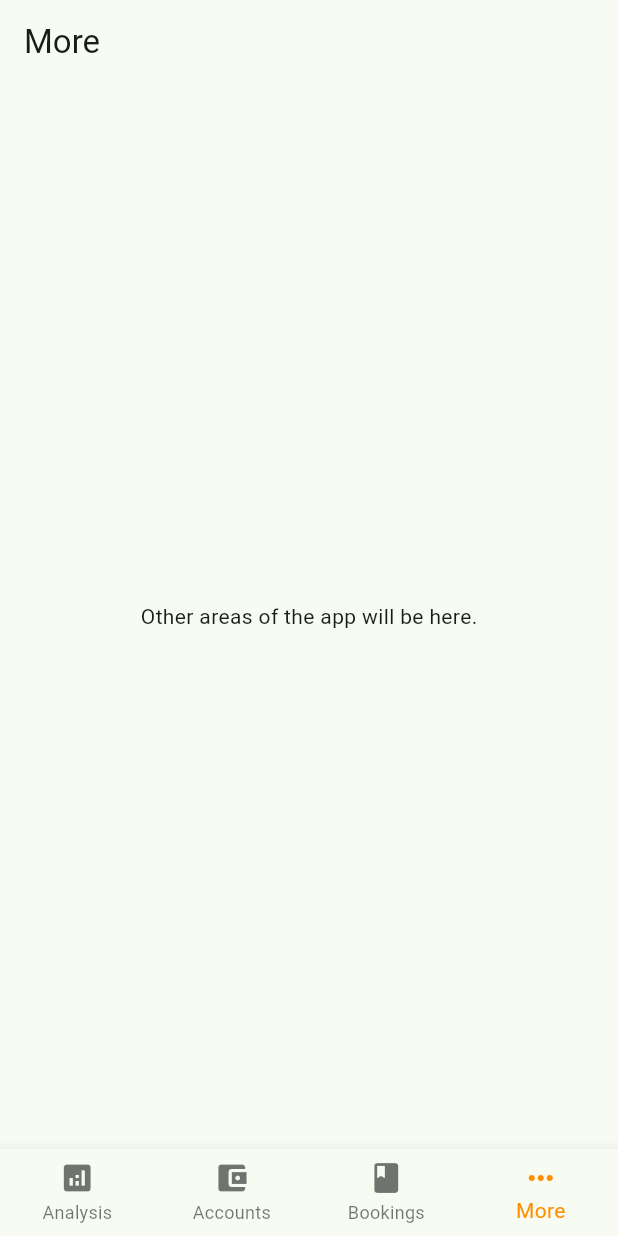
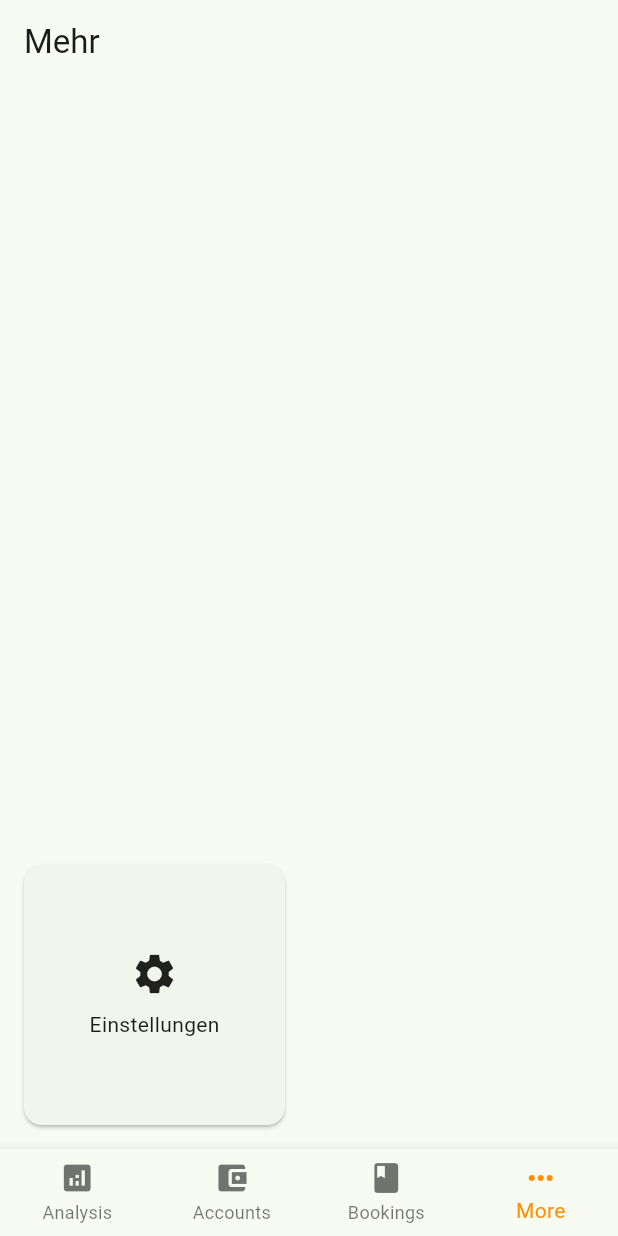
Before and after one commit to robin13901/XFin, a Flutter app: the screen it shows after launch, item 4 of the bottom bar chosen, on a phone screen of 412 x 824 dp. Run offline on Flutter 3.47's test engine with Material 3 defaults, Android fonts, the phone set to English and light mode, and no system bars; drawn by our look-alikes of oktoast; our stand-ins replace drift, drift_sqflite, shared_preferences; accounts and stored records are empty; generated files the repository leaves out were written again.

Commit message:
Add theme settings

```diff
--- a/lib/main.dart
+++ b/lib/main.dart
@@ -4,22 +4,33 @@ import 'package:oktoast/oktoast.dart';
 import 'package:provider/provider.dart';
 import 'package:xfin/database/app_database.dart';
 import 'package:xfin/database/connection/connection.dart' as connection;
+import 'package:xfin/providers/theme_provider.dart';
 import 'package:xfin/screens/accounts_screen.dart';
 import 'package:xfin/screens/analysis_screen.dart';
 import 'package:xfin/screens/bookings_screen.dart';
 import 'package:xfin/screens/more_screen.dart';
 
-void main() {
+void main() async {
+  WidgetsFlutterBinding.ensureInitialized();
+
   // Initialize date formatting for the German locale.
-  initializeDateFormatting('de_DE', null).then((_) {
+  await initializeDateFormatting('de_DE', null);
+
+  final themeProvider = ThemeProvider();
+  await themeProvider.loadTheme();
+
   runApp(
+    MultiProvider(
+      providers: [
         Provider<AppDatabase>(
           create: (_) => AppDatabase(connection.connect()),
           dispose: (_, db) => db.close(),
+        ),
+        ChangeNotifierProvider.value(value: themeProvider),
+      ],
       child: const MyApp(),
     ),
   );
-  });
 }
 
 class MyApp extends StatelessWidget {
@@ -27,14 +38,23 @@ class MyApp extends StatelessWidget {
 
   @override
   Widget build(BuildContext context) {
+    return Consumer<ThemeProvider>(
+      builder: (context, themeProvider, child) {
         return MaterialApp(
           title: 'XFin',
           theme: ThemeData(
-        colorScheme: ColorScheme.fromSeed(seedColor: Colors.green),
+            colorScheme: ColorScheme.fromSeed(seedColor: Colors.green, brightness: Brightness.light),
             useMaterial3: true,
           ),
+          darkTheme: ThemeData(
+            colorScheme: ColorScheme.fromSeed(seedColor: Colors.green, brightness: Brightness.dark),
+            useMaterial3: true,
+          ),
+          themeMode: themeProvider.themeMode,
           home: const MainScreen(),
           builder: (context, child) => OKToast(child: child!),
+        );
+      },
     );
   }
 }
--- /dev/null
+++ b/lib/providers/theme_provider.dart
@@ -0,0 +1,48 @@
+import 'package:flutter/material.dart';
+import 'package:shared_preferences/shared_preferences.dart';
+
+class ThemeProvider with ChangeNotifier {
+  static const String _themeKey = 'theme_mode';
+  ThemeMode _themeMode = ThemeMode.system;
+
+  ThemeMode get themeMode => _themeMode;
+
+  Future<void> loadTheme() async {
+    final prefs = await SharedPreferences.getInstance();
+    final themeString = prefs.getString(_themeKey) ?? 'system';
+    _themeMode = _getThemeModeFromString(themeString);
+  }
+
+  Future<void> setThemeMode(ThemeMode mode) async {
+    if (_themeMode != mode) {
+      _themeMode = mode;
+      final prefs = await SharedPreferences.getInstance();
+      await prefs.setString(_themeKey, _getStringFromThemeMode(mode));
+      notifyListeners();
+    }
+  }
+
+  ThemeMode _getThemeModeFromString(String themeString) {
+    switch (themeString) {
+      case 'light':
+        return ThemeMode.light;
+      case 'dark':
+        return ThemeMode.dark;
+      case 'system':
+        return ThemeMode.system;
+      default:
+        return ThemeMode.system;
+    }
+  }
+
+  String _getStringFromThemeMode(ThemeMode mode) {
+    switch (mode) {
+      case ThemeMode.light:
+        return 'light';
+      case ThemeMode.dark:
+        return 'dark';
+      case ThemeMode.system:
+        return 'system';
+    }
+  }
+}
--- a/lib/screens/more_screen.dart
+++ b/lib/screens/more_screen.dart
@@ -1,4 +1,5 @@
 import 'package:flutter/material.dart';
+import 'package:xfin/screens/settings_screen.dart';
 
 class MoreScreen extends StatelessWidget {
   const MoreScreen({super.key});
@@ -7,10 +8,47 @@ class MoreScreen extends StatelessWidget {
   Widget build(BuildContext context) {
     return Scaffold(
       appBar: AppBar(
-        title: const Text('More'),
+        title: const Text('Mehr'),
       ),
-      body: const Center(
-        child: Text('Other areas of the app will be here.'),
+      body: LayoutBuilder(
+        builder: (context, constraints) {
+          return SingleChildScrollView(
+            child: ConstrainedBox(
+              constraints: BoxConstraints(minHeight: constraints.maxHeight),
+              child: Column(
+                mainAxisAlignment: MainAxisAlignment.end,
+                children: [
+                  GridView.count(
+                    crossAxisCount: 2,
+                    shrinkWrap: true,
+                    physics: const NeverScrollableScrollPhysics(),
+                    children: <Widget>[
+                      Card(
+                        margin: const EdgeInsets.all(16.0),
+                        child: InkWell(
+                          onTap: () {
+                            Navigator.push(
+                              context,
+                              MaterialPageRoute(builder: (context) => const SettingsScreen()),
+                            );
+                          },
+                          child: const Column(
+                            mainAxisAlignment: MainAxisAlignment.center,
+                            children: [
+                              Icon(Icons.settings, size: 32),
+                              SizedBox(height: 8),
+                              Text('Einstellungen'),
+                            ],
+                          ),
+                        ),
+                      ),
+                    ],
+                  ),
+                ],
+              ),
+            ),
+          );
+        },
       ),
     );
   }
--- a/pubspec.yaml
+++ b/pubspec.yaml
@@ -23,6 +23,7 @@ dependencies:
   intl: ^0.20.2
   cupertino_icons: ^1.0.8
   oktoast: ^3.4.0
+  shared_preferences: ^2.2.3
 
 dev_dependencies:
   flutter_test:
```
Also changed, not shown: lib/screens/settings_screen.dart (added, +47 -0 lines), pubspec.lock, 4 other files. Lines whose indentation alone changed are shown as unchanged.
